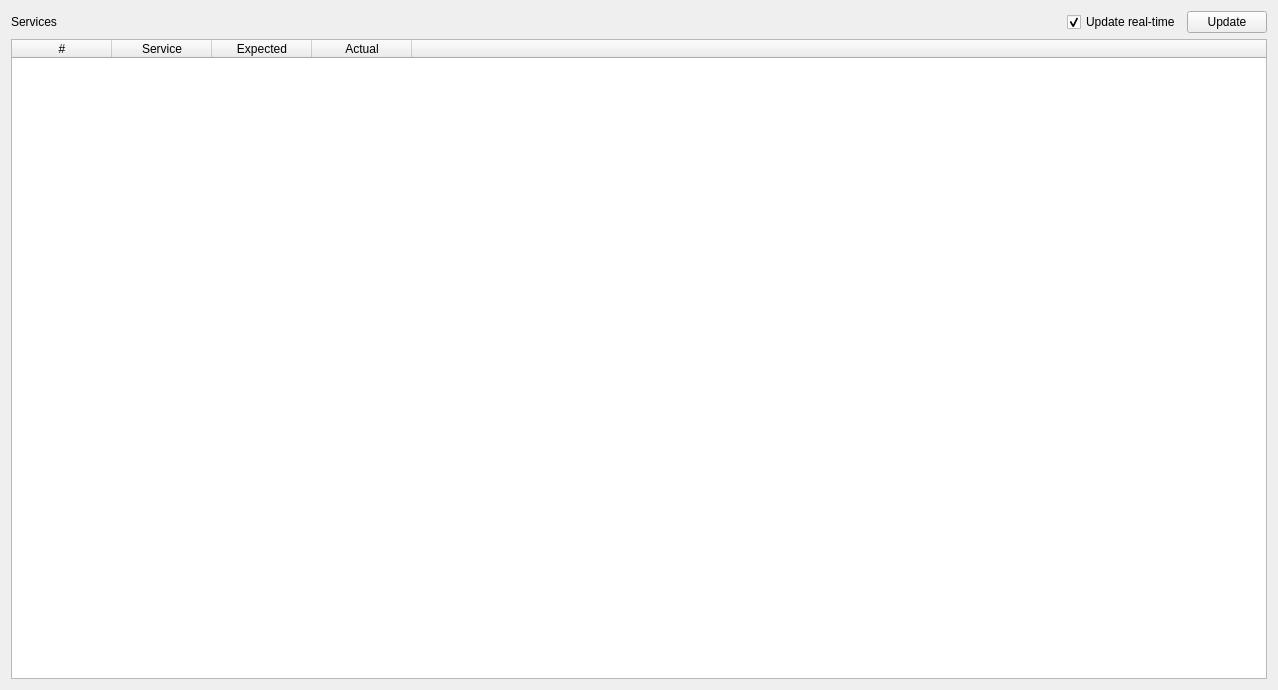
The window that integration/v2/src/libs/libdebug/widgets/debug/ui/ServicesDebugWidget.ui (mrdeveloperdude/OctoMY) describes before a commit, drawn with Qt 5.
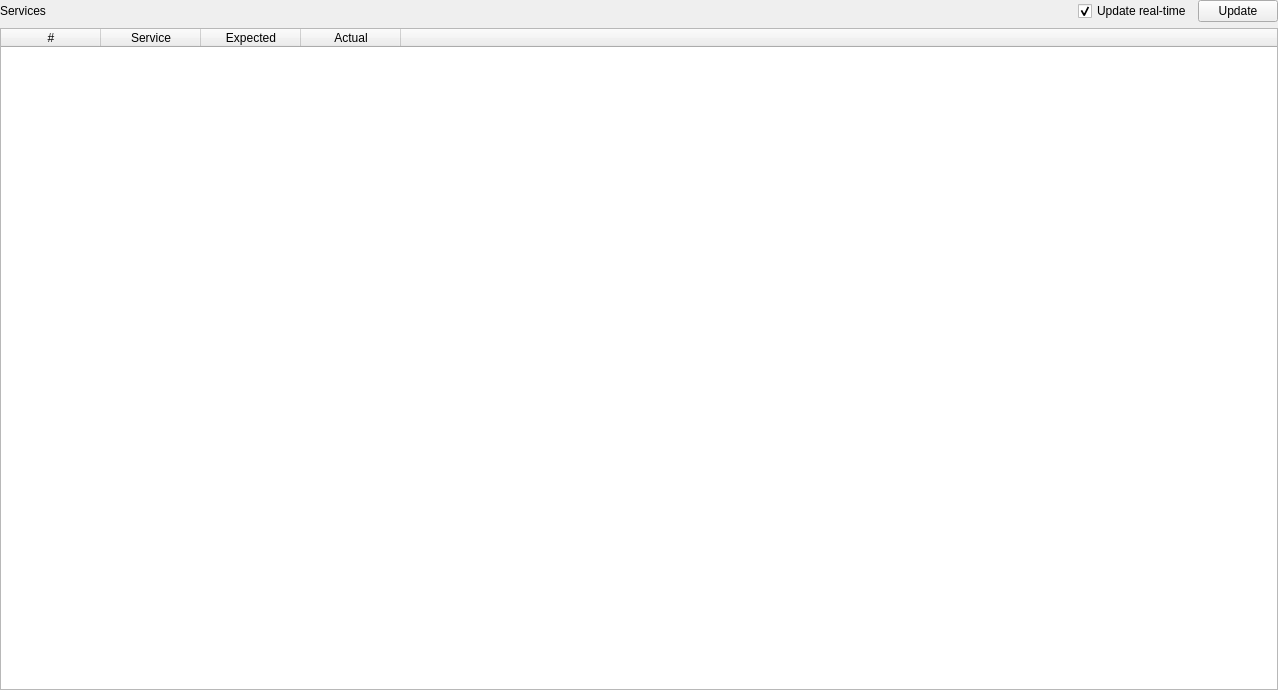
The same window after the commit.

Diff of the .ui file:
```diff
--- a/integration/v2/src/libs/libdebug/widgets/debug/ui/ServicesDebugWidget.ui
+++ b/integration/v2/src/libs/libdebug/widgets/debug/ui/ServicesDebugWidget.ui
@@ -20,6 +20,18 @@
    <string>Form</string>
   </property>
   <layout class="QGridLayout" name="gridLayout">
+   <property name="leftMargin">
+    <number>0</number>
+   </property>
+   <property name="topMargin">
+    <number>0</number>
+   </property>
+   <property name="rightMargin">
+    <number>0</number>
+   </property>
+   <property name="bottomMargin">
+    <number>0</number>
+   </property>
    <item row="0" column="0">
     <layout class="QHBoxLayout" name="horizontalLayout">
      <item>
```
